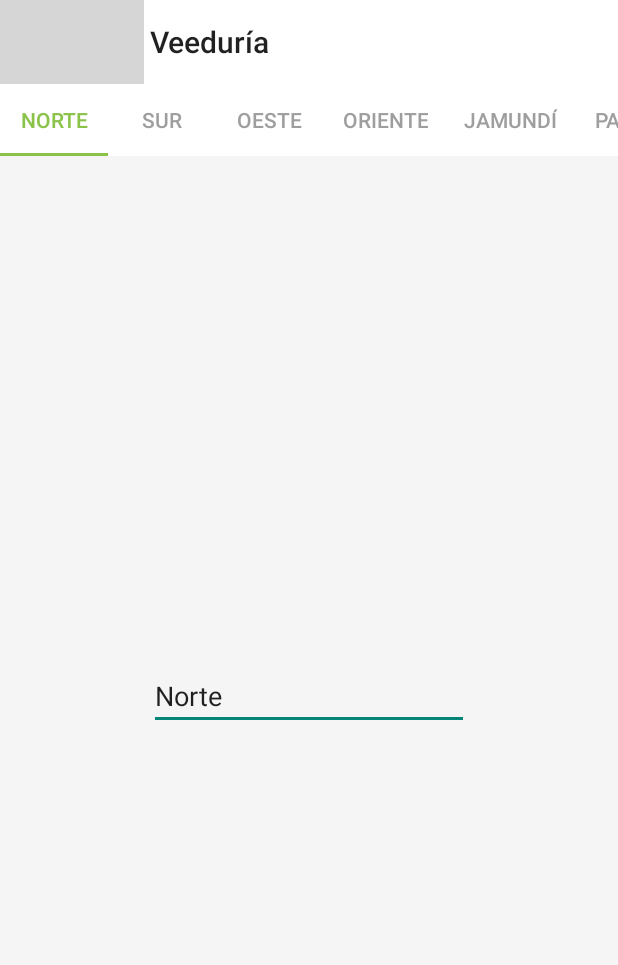
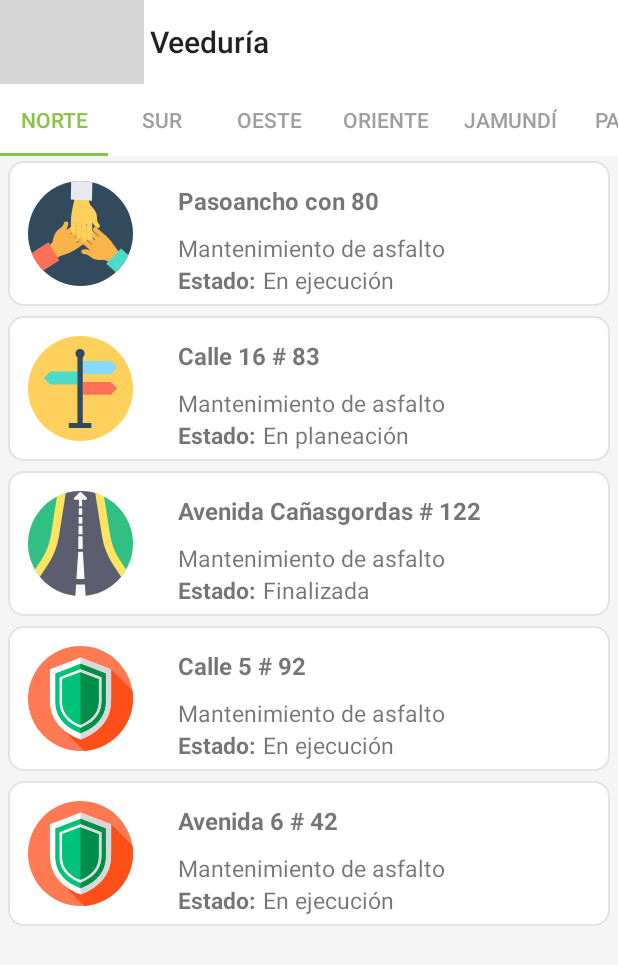
Before and after one commit to mateoodlc/Lacus, an Android app: the NorteFragment screen opened directly, with no data from a screen before it, on a phone screen of 412 x 824 dp. Shown: the top 965 px of the screen. Run offline under Robolectric (Android 15) with nearby library versions, the phone set to English and light mode, and no system bars; our stand-ins replace Firebase (no records; nobody signed in at launch, a user with empty details on screens opened directly); grey boxes are pictures that could not be loaded.

Commit message:
Lista de Veeduría (Norte)

```diff
--- /dev/null
+++ b/app/src/main/java/adapter/ListAdapter.java
@@ -0,0 +1,71 @@
+package adapter;
+
+import android.media.Image;
+import android.support.v7.widget.RecyclerView;
+import android.view.LayoutInflater;
+import android.view.View;
+import android.view.ViewGroup;
+import android.widget.ImageView;
+import android.widget.TextView;
+
+import com.example.mac.lacus.R;
+
+import org.w3c.dom.Text;
+
+import lists.OurData;
+
+/**
+ * Created by mac on 20/11/17.
+ */
+
+public class ListAdapter extends RecyclerView.Adapter {
+    @Override
+    public RecyclerView.ViewHolder onCreateViewHolder(ViewGroup parent, int viewType) {
+        View view = LayoutInflater.from(parent.getContext()).inflate(R.layout.list_item, parent, false);
+        return new ListViewHolder(view);
+    }
+
+    @Override
+    public void onBindViewHolder(RecyclerView.ViewHolder holder, int position) {
+        ((ListViewHolder) holder).bindView(position);
+    }
+
+    @Override
+    public int getItemCount() {
+
+
+
+        return OurData.title.length;
+
+    }
+
+    private class ListViewHolder extends RecyclerView.ViewHolder implements View.OnClickListener{
+        private TextView mItemTitle;
+        private TextView mItemText;
+        private TextView mItemText2;
+        private ImageView mItemImage;
+
+        public ListViewHolder (View itemView){
+            super(itemView);
+            mItemTitle = (TextView) itemView.findViewById(R.id.itemTitle);
+            mItemText = (TextView) itemView.findViewById(R.id.itemText);
+            mItemText2 = (TextView) itemView.findViewById(R.id.itemText2);
+            mItemImage = (ImageView) itemView.findViewById(R.id.itemImage);
+
+
+            itemView.setOnClickListener(this);
+        }
+
+        public void bindView (int position){
+            mItemTitle.setText(OurData.title[position]);
+            mItemText.setText(OurData.contentT[position]);
+            mItemText2.setText(OurData.estado[position]);
+            mItemImage.setImageResource(OurData.iconPath[position]);
+        }
+
+        public void onClick(View view){
+
+        }
+
+    }
+}
--- a/app/src/main/java/com/example/mac/lacus/SeleccionarProblema.java
+++ b/app/src/main/java/com/example/mac/lacus/SeleccionarProblema.java
@@ -28,7 +28,7 @@ public class SeleccionarProblema extends AppCompatActivity implements View.OnCli
     protected void onCreate(Bundle savedInstanceState) {
         super.onCreate(savedInstanceState);
         setContentView(R.layout.activity_seleccionar_problema);
-        categoriaTxt = (TextView) findViewById(R.id.titulo);
+        categoriaTxt = (TextView) findViewById(R.id.categoriaTxt);
         Toolbar toolbar = (Toolbar) findViewById(R.id.toolbar);
         setSupportActionBar(toolbar);
 
--- a/app/src/main/java/fragments/NorteFragment.java
+++ /dev/null
@@ -1,22 +0,0 @@
-package fragments;
-
-import android.os.Bundle;
-import android.support.annotation.Nullable;
-import android.support.v4.app.Fragment;
-import android.view.LayoutInflater;
-import android.view.View;
-import android.view.ViewGroup;
-
-import com.example.mac.lacus.R;
-
-/**
- * Created by mac on 18/11/17.
- */
-
-public class NorteFragment extends Fragment {
-    @Nullable
-    @Override
-    public View onCreateView(LayoutInflater inflater, @Nullable ViewGroup container, @Nullable Bundle savedInstanceState) {
-        return inflater.inflate(R.layout.norte_fragment, container, false);
-    }
-}
--- /dev/null
+++ b/app/src/main/java/lists/OurData.java
@@ -0,0 +1,110 @@
+package lists;
+
+import android.support.annotation.NonNull;
+import android.util.Log;
+
+import com.example.mac.lacus.R;
+import com.google.android.gms.tasks.OnCompleteListener;
+import com.google.android.gms.tasks.OnFailureListener;
+import com.google.android.gms.tasks.OnSuccessListener;
+import com.google.android.gms.tasks.Task;
+import com.google.firebase.firestore.CollectionReference;
+import com.google.firebase.firestore.DocumentReference;
+import com.google.firebase.firestore.DocumentSnapshot;
+import com.google.firebase.firestore.FirebaseFirestore;
+import com.google.firebase.firestore.QuerySnapshot;
+
+import java.util.HashMap;
+import java.util.Map;
+
+import static android.content.ContentValues.TAG;
+
+/**
+ * Created by mac on 20/11/17.
+ */
+
+public class OurData {
+
+    FirebaseFirestore db = FirebaseFirestore.getInstance();
+    CollectionReference username = db.collection("usuarios");
+
+    public OurData(){
+        addData();
+    }
+
+    public void addData(){
+        Map<String, Object> user = new HashMap<>();
+        user.put("contrasena", "Ada");
+        user.put("email", "Lovelace");
+        user.put("nombre", 1815);
+
+        db.collection("usuarios")
+                .add(user)
+                .addOnSuccessListener(new OnSuccessListener<DocumentReference>() {
+                    public void onSuccess(DocumentReference documentReference) {
+                        Log.d(TAG, "DocumentSnapshot added with ID: " + documentReference.getId());
+                    }
+                })
+                .addOnFailureListener(new OnFailureListener() {
+                    public void onFailure(@NonNull Exception e) {
+                        Log.w(TAG, "Error adding document", e);
+                    }
+                });
+    }
+
+    public void retrieveData(){
+        db.collection("cities")
+                .whereEqualTo("capital", true)
+                .get()
+                .addOnCompleteListener(new OnCompleteListener<QuerySnapshot>() {
+                    @Override
+                    public void onComplete(@NonNull Task<QuerySnapshot> task) {
+                        if (task.isSuccessful()) {
+                            for (DocumentSnapshot document : task.getResult()) {
+                                Log.d(TAG, document.getId() + " => " + document.getData());
+                            }
+                        } else {
+                            Log.d(TAG, "Error getting documents: ", task.getException());
+                        }
+                    }
+                });
+    }
+
+
+
+
+    public static String[] title = new String[]{
+            "Pasoancho con 80",
+            "Calle 16 # 83",
+            "Avenida Cañasgordas # 122",
+            "Calle 5 # 92",
+            "Avenida 6 # 42"
+    };
+
+    public static String[] contentT = new String[]{
+            "Mantenimiento de asfalto",
+            "Mantenimiento de asfalto",
+            "Mantenimiento de asfalto",
+            "Mantenimiento de asfalto",
+            "Mantenimiento de asfalto"
+
+    };
+
+    public static String[] estado = new String[]{
+            "En ejecución",
+            "En planeación",
+            "Finalizada",
+            "En ejecución",
+            "En ejecución"
+    };
+
+
+    public static int[] iconPath = new int[]{
+            R.drawable.ic_culture,
+            R.drawable.ic_senales,
+            R.drawable.ic_infraestructura,
+            R.drawable.ic_seguridad,
+            R.drawable.ic_seguridad
+    };
+
+}
--- /dev/null
+++ b/app/src/main/java/tab/NorteFragment.java
@@ -0,0 +1,74 @@
+package tab;
+
+import android.os.Bundle;
+import android.support.annotation.Nullable;
+import android.support.v4.app.Fragment;
+import android.support.v7.widget.LinearLayoutManager;
+import android.support.v7.widget.RecyclerView;
+import android.view.LayoutInflater;
+import android.view.View;
+import android.view.ViewGroup;
+
+import com.example.mac.lacus.R;
+import com.google.firebase.database.DataSnapshot;
+import com.google.firebase.database.DatabaseError;
+import com.google.firebase.database.DatabaseReference;
+import com.google.firebase.database.FirebaseDatabase;
+import com.google.firebase.database.ValueEventListener;
+
+import java.util.ArrayList;
+
+import adapter.ListAdapter;
+
+/**
+ * Created by mac on 18/11/17.
+ */
+
+public class NorteFragment extends Fragment {
+    RecyclerView recyclerView;
+    View v;
+//    private List<Order> dataset = new ArrayList<>();
+
+    @Nullable
+    @Override
+    public View onCreateView(LayoutInflater inflater, @Nullable ViewGroup container, @Nullable Bundle savedInstanceState) {
+        View view = inflater.inflate(R.layout.norte_fragment, container, false);
+        recyclerView = (RecyclerView) view.findViewById(R.id.my_recycler_view);
+
+        ListAdapter listAdapter = new ListAdapter();
+        recyclerView.setAdapter(listAdapter);
+        RecyclerView.LayoutManager layoutManager = new LinearLayoutManager(getActivity());
+        recyclerView.setLayoutManager(layoutManager);
+
+        return view;
+
+    }
+
+    @Override
+    public void onViewCreated(View view, @Nullable Bundle savedInstanceState) {
+        super.onViewCreated(view, savedInstanceState);
+        this.v = view;
+        init();
+        loaddata();
+    }
+
+    private void loaddata(){
+        DatabaseReference db = FirebaseDatabase.getInstance().getReference().child("username");
+        db.addListenerForSingleValueEvent(new ValueEventListener() {
+            @Override
+            public void onDataChange(DataSnapshot dataSnapshot) {
+
+            }
+
+            @Override
+            public void onCancelled(DatabaseError databaseError) {
+
+            }
+        });
+    }
+
+    public void init(){
+     //   recyclerView = (RecyclerView) v.findViewById(R.id.my_recycler_view);
+        recyclerView.setLayoutManager(new LinearLayoutManager(getContext()));
+    }
+}
--- a/app/src/main/res/drawable/selected.xml
+++ b/app/src/main/res/drawable/selected.xml
@@ -1,6 +1,6 @@
 <?xml version="1.0" encoding="utf-8"?>
 <selector xmlns:android="http://schemas.android.com/apk/res/android">
     <item android:state_checked="true"
-        android:color="@color/wallet_holo_blue_light" />
+        android:color="#8BC34A" />
     <item android:color="#777"  />
 </selector>
--- /dev/null
+++ b/app/src/main/res/drawable/veeduria_card.xml
@@ -0,0 +1,15 @@
+<?xml version="1.0" encoding="utf-8"?>
+<shape xmlns:android="http://schemas.android.com/apk/res/android" android:shape="rectangle">
+    <corners
+        android:radius="1dp"
+        android:topRightRadius="10dp"
+        android:bottomRightRadius="10dp"
+        android:bottomLeftRadius="10dp"
+        android:topLeftRadius="10dp"/>
+    <stroke
+        android:width="1dp"
+        android:color="#E3E3E1" />
+
+    <solid android:color="#fff" />
+
+</shape>
--- a/app/src/main/res/layout/activity_maps.xml
+++ b/app/src/main/res/layout/activity_maps.xml
@@ -101,7 +101,7 @@
             android:layout_width="wrap_content"
             android:layout_height="wrap_content"
             android:layout_gravity="bottom"
-            android:layout_margin="8dp"
+            android:layout_margin="0dp"
             android:background="?android:attr/windowBackground"
             app:itemIconTint="@drawable/selected"
             app:itemTextColor="@drawable/selected"
--- a/app/src/main/res/layout/fragment_fconfiguraciones.xml
+++ b/app/src/main/res/layout/fragment_fconfiguraciones.xml
@@ -1,4 +1,4 @@
-<FrameLayout xmlns:android="http://schemas.android.com/apk/res/android"
+<LinearLayout xmlns:android="http://schemas.android.com/apk/res/android"
     xmlns:tools="http://schemas.android.com/tools"
     android:layout_width="match_parent"
     android:layout_height="match_parent"
@@ -23,4 +23,4 @@
 
     </FrameLayout>
 
-</FrameLayout>
+</LinearLayout>
--- a/app/src/main/res/layout/fragment_fveeduria.xml
+++ b/app/src/main/res/layout/fragment_fveeduria.xml
@@ -3,6 +3,7 @@
     android:layout_width="match_parent"
     android:layout_height="match_parent"
     android:orientation="vertical"
+    android:id="@+id/placeholder"
     xmlns:app="http://schemas.android.com/apk/res-auto"
     tools:context="com.example.mac.lacus.FVeeduria">
 
--- /dev/null
+++ b/app/src/main/res/layout/list_item.xml
@@ -0,0 +1,82 @@
+<?xml version="1.0" encoding="utf-8"?>
+<LinearLayout xmlns:android="http://schemas.android.com/apk/res/android"
+    android:orientation="horizontal" android:layout_width="match_parent"
+    android:layout_height="wrap_content"
+    android:background="#f5f5f5"
+    >
+
+
+
+    <RelativeLayout
+        android:layout_width="match_parent"
+        android:layout_height="match_parent"
+        android:layout_marginLeft="5dp"
+        android:layout_marginTop="3dp"
+        android:layout_marginBottom="3dp"
+        android:layout_marginRight="5dp"
+        android:padding="5dp"
+        android:paddingBottom="50dp"
+        android:background="@drawable/veeduria_card"
+        >
+        <ImageView
+            android:layout_width="70dp"
+            android:layout_height="70dp"
+            android:scaleType="fitCenter"
+            android:layout_margin="8dp"
+            android:layout_centerVertical="true"
+            android:layout_weight="1"
+            android:gravity="center_vertical"
+            android:id="@+id/itemImage"/>
+
+        <TextView
+            android:layout_width="wrap_content"
+            android:layout_height="wrap_content"
+            android:id="@+id/itemTitle"
+            android:text="New Text"
+            android:textSize="16sp"
+            android:layout_weight="3"
+            android:textStyle="bold"
+            android:layout_marginLeft="22dp"
+            android:layout_marginTop="10dp"
+            android:layout_marginBottom="10dp"
+            android:layout_toRightOf="@id/itemImage"/>
+
+        <TextView
+            android:layout_width="wrap_content"
+            android:layout_height="wrap_content"
+            android:id="@+id/itemText"
+            android:text="New Text"
+            android:textSize="15sp"
+            android:layout_weight="1"
+            android:layout_marginLeft="22dp"
+            android:layout_below="@id/itemTitle"
+            android:layout_toRightOf="@id/itemImage"/>
+
+        <TextView
+            android:layout_width="wrap_content"
+            android:layout_height="wrap_content"
+            android:id="@+id/estado"
+            android:text="Estado:"
+            android:textStyle="bold"
+            android:textSize="15sp"
+            android:layout_weight="1"
+            android:layout_marginLeft="22dp"
+            android:layout_below="@id/itemText"
+            android:layout_toRightOf="@id/itemImage"/>
+
+        <TextView
+            android:layout_width="wrap_content"
+            android:layout_height="wrap_content"
+            android:id="@+id/itemText2"
+            android:text="New Text"
+            android:textSize="15sp"
+            android:layout_weight="1"
+            android:layout_marginLeft="5dp"
+            android:layout_below="@id/itemText"
+            android:layout_toRightOf="@id/estado"/>
+
+    </RelativeLayout>
+
+
+
+</LinearLayout>
--- a/app/src/main/res/layout/norte_fragment.xml
+++ b/app/src/main/res/layout/norte_fragment.xml
@@ -1,15 +1,14 @@
 <?xml version="1.0" encoding="utf-8"?>
-<RelativeLayout xmlns:android="http://schemas.android.com/apk/res/android"
+<LinearLayout xmlns:android="http://schemas.android.com/apk/res/android"
     android:layout_width="match_parent" android:layout_height="match_parent"
     android:background="#f5f5f5">
 
-    <EditText
-        android:id="@+id/editText"
-        android:layout_width="wrap_content"
-        android:layout_height="wrap_content"
-        android:layout_centerHorizontal="true"
-        android:layout_centerVertical="true"
-        android:ems="10"
-        android:inputType="textPersonName"
-        android:text="Norte" />
-</RelativeLayout>
+
+    <android.support.v7.widget.RecyclerView
+        android:layout_width="match_parent"
+        android:layout_height="match_parent"
+        android:id="@+id/my_recycler_view"
+        android:layout_marginBottom="56dp"
+        />
+
+</LinearLayout>
```
Also changed, not shown: app/build.gradle (+12 -8 lines), app/src/main/java/tab/MyAdapter.java (+0 -8 lines), app/src/main/res/layout/activity_marcador.xml (+17 -4 lines), app/src/main/res/layout/activity_seleccionar_problema.xml (+22 -8 lines).
